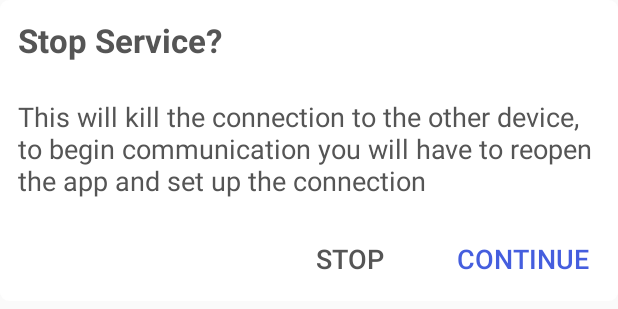
After one commit to Micnubinub/FakeHackerV3, an Android app: the layout stop_service_dialog.xml on its own in the app's theme, with its tools: preview values and no code run, on a phone screen of 412 x 824 dp. The commit adds this screen. Shown: the top 309 px of the screen. Run offline under Robolectric (Android 15) with nearby library versions, the phone set to English and light mode, and no system bars.

Commit message:
Merging with P2P

```diff
--- a/app/src/main/java/tbs/fakehackerv3/fragments/Remote.java
+++ b/app/src/main/java/tbs/fakehackerv3/fragments/Remote.java
@@ -237,7 +237,7 @@ public class Remote extends Fragment {
         if (cvs != null && cvs.length() > 0) {
             P2PManager.enqueueMessage(new Message(builder.toString(), Message.MessageType.SEND_COMMAND));
         } else {
-            log("please enter a message string or please init p2pManager");
+            log("please enter a message_background string or please init p2pManager");
         }
 
     }
--- a/app/src/main/java/tbs/fakehackerv3/fragments/RemoteMaterial.java
+++ b/app/src/main/java/tbs/fakehackerv3/fragments/RemoteMaterial.java
@@ -189,7 +189,7 @@ public class RemoteMaterial extends Fragment {
         if (cvs != null && cvs.length() > 0) {
             P2PManager.enqueueMessage(new Message(builder.toString(), Message.MessageType.SEND_COMMAND));
         } else {
-            log("please enter a message string or please init p2pManager");
+            log("please enter a message_background string or please init p2pManager");
         }
 
     }
--- a/app/src/main/res/layout/message_item.xml
+++ b/app/src/main/res/layout/message_item.xml
@@ -3,7 +3,7 @@
     android:layout_width="match_parent"
     android:layout_height="wrap_content"
     android:layout_margin="4dp"
-    android:background="@drawable/message"
+    android:background="@drawable/message_background"
     android:orientation="vertical">
 
     <TextView
--- /dev/null
+++ b/app/src/main/res/layout/stop_service_dialog.xml
@@ -0,0 +1,56 @@
+<?xml version="1.0" encoding="utf-8"?>
+<LinearLayout xmlns:android="http://schemas.android.com/apk/res/android"
+    android:layout_width="match_parent"
+    android:layout_height="wrap_content"
+    android:background="@drawable/round_rect"
+    android:orientation="vertical">
+
+    <TextView
+        android:layout_width="fill_parent"
+        android:layout_height="wrap_content"
+        android:padding="12dp"
+        android:text="Stop Service?"
+        android:textColor="#555555"
+        android:textSize="22sp"
+        android:textStyle="bold" />
+
+    <TextView
+        android:layout_width="fill_parent"
+        android:layout_height="wrap_content"
+        android:padding="12dp"
+        android:text="This will kill the connection to the other device, to begin communication you will have to reopen the app and set up the connection"
+        android:textColor="#555555"
+        android:textSize="18sp" />
+
+
+    <LinearLayout
+        android:layout_margin="4dp"
+        android:layout_width="wrap_content"
+        android:layout_height="wrap_content"
+        android:layout_gravity="right"
+        android:orientation="horizontal">
+        <Button
+            android:id="@+id/stop"
+            android:layout_width="wrap_content"
+            android:layout_height="wrap_content"
+            android:background="@drawable/white_button_selector"
+            android:minWidth="110dp"
+            android:padding="8dp"
+            android:text="Stop"
+            android:textColor="#ff555555"
+            android:textSize="18sp" />
+        <Button
+            android:id="@+id/continue_service"
+            android:layout_width="wrap_content"
+            android:layout_height="wrap_content"
+            android:background="@drawable/white_button_selector"
+            android:minWidth="120dp"
+            android:padding="8dp"
+            android:text="Continue"
+            android:textColor="@color/material_blue"
+            android:textSize="18sp" />
+
+
+    </LinearLayout>
+
+</LinearLayout>
```
Also changed, not shown: app/src/main/java/tbs/fakehackerv3/FileManager.java (+98 -92 lines), app/src/main/java/tbs/fakehackerv3/MainActivity.java (+6 -3 lines), app/src/main/java/tbs/fakehackerv3/P2PManager.java (+7 -9 lines), app/src/main/java/tbs/fakehackerv3/Tools.java (+28 -3 lines), app/src/main/res/layout/file_item.xml (+5 -4 lines), app/src/main/res/drawable/file_folder.png (added), app/src/main/res/drawable/message_background.xml (renamed from app/src/main/res/drawable/message.xml).
